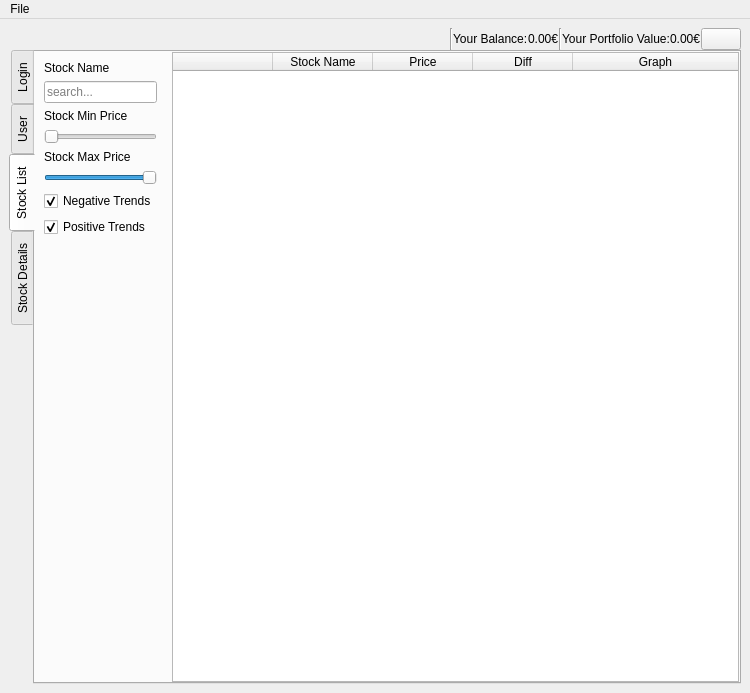
The window that main.ui (OfficialRey/GUIProject) describes before a commit, drawn with Qt 5.
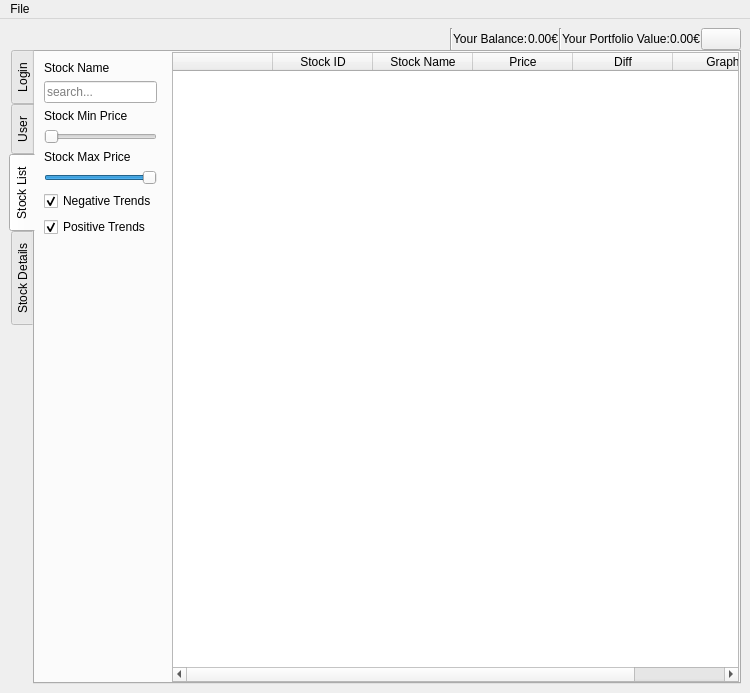
The same window after the commit. The open tabs and pages were chosen to show the change.

Commit message: changed stock details selection

The edit to the form file:
```diff
--- a/main.ui
+++ b/main.ui
@@ -597,7 +597,7 @@
              <bool>true</bool>
             </property>
             <property name="columnCount">
-             <number>5</number>
+             <number>6</number>
             </property>
             <attribute name="horizontalHeaderCascadingSectionResizes">
              <bool>true</bool>
@@ -610,6 +610,11 @@
               <string/>
              </property>
             </column>
+            <column>
+             <property name="text">
+              <string>Stock ID</string>
+             </property>
+            </column>
             <column>
              <property name="text">
               <string>Stock Name</string>
```
Left out of the diff: 8 changed lines with no effect on the pictures. The commit also changes 1 other file.
